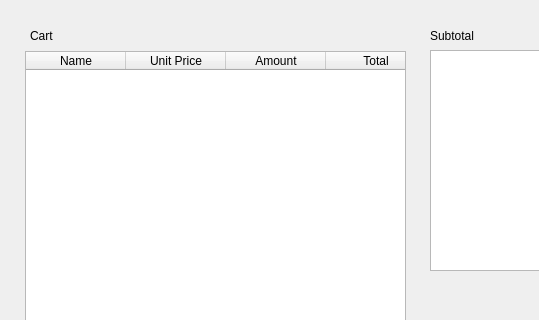
Before: the Qt Designer form checkout.ui in WNewsome/Pharmaceutical-Point-of-Sale, drawn with Qt 5; both pictures show x 0 to 539 and y 0 to 320 of the 800 by 600 pixel window.
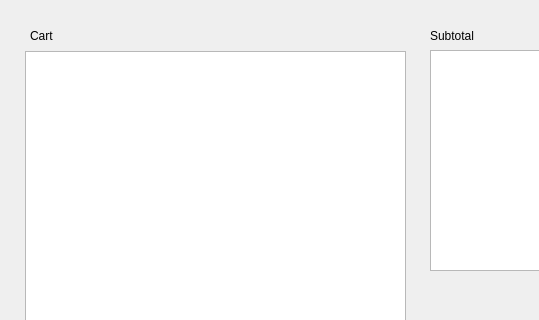
After: the same form once the commit is applied.

Commit message: change window name

Diff of the .ui file:
```diff
--- a/checkout.ui
+++ b/checkout.ui
@@ -30,7 +30,7 @@
      <number>4</number>
     </property>
     <attribute name="horizontalHeaderVisible">
-     <bool>true</bool>
+     <bool>false</bool>
     </attribute>
     <column>
      <property name="text">
```
Left out of the diff: 2 changed lines with no effect on the pictures.
